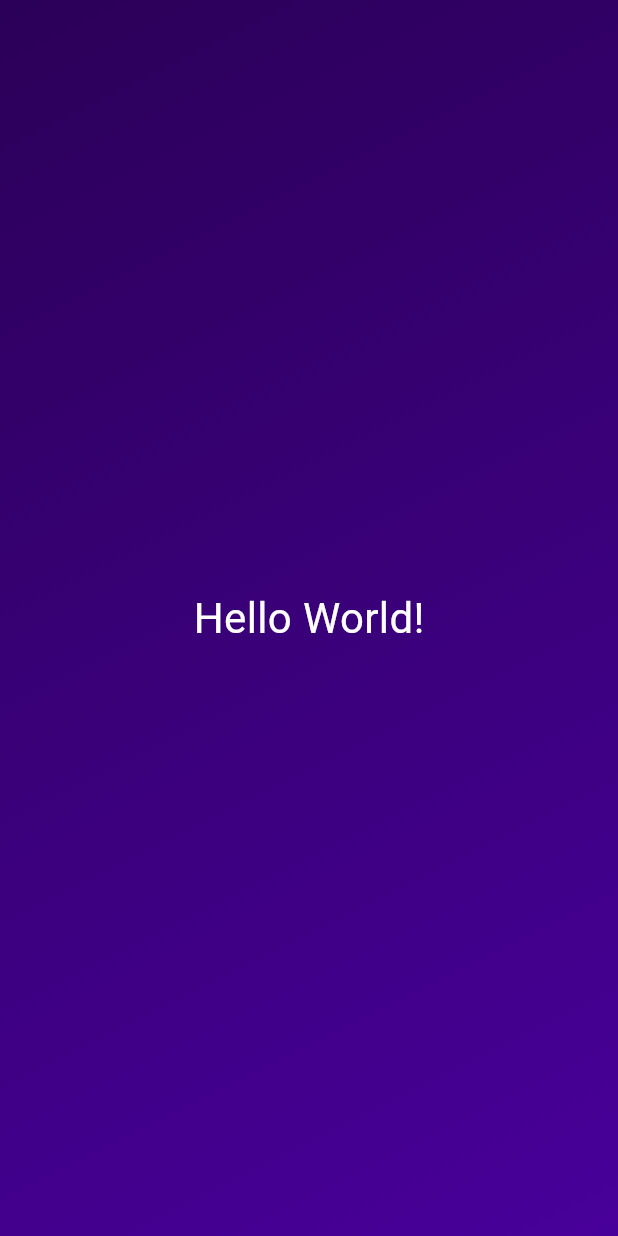
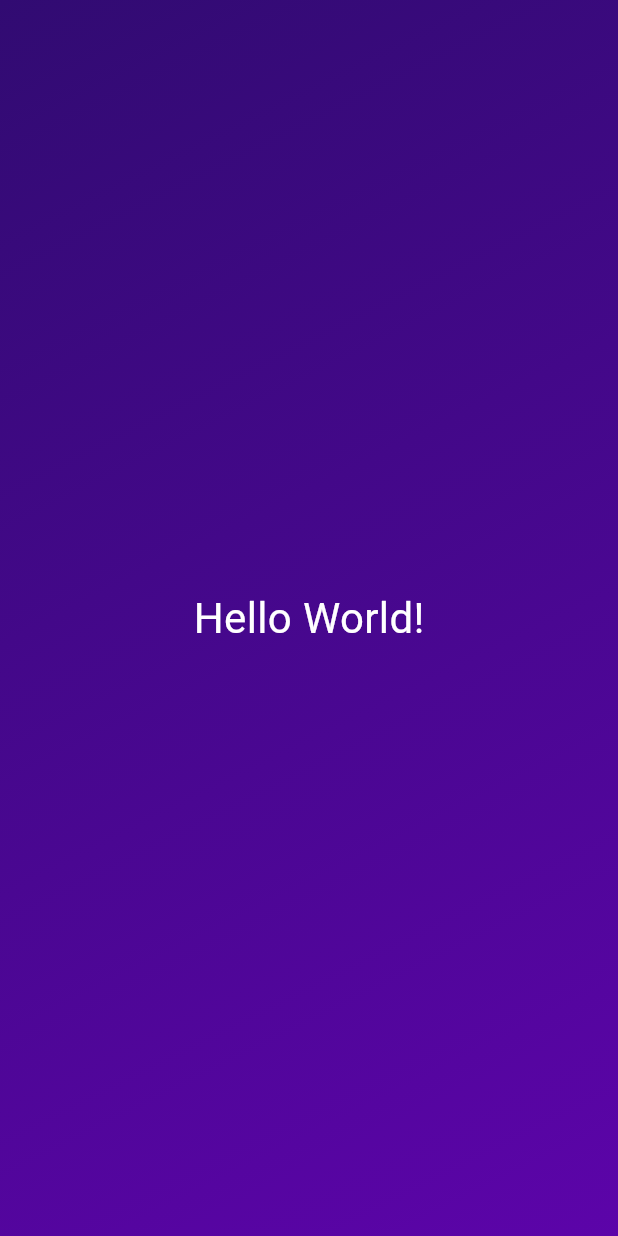
Before and after one commit to saikatcodec/Roll_Dice, a Flutter app: the screen it shows after launch, on a phone screen of 412 x 824 dp. Run offline on Flutter 3.47's test engine with Material 3 defaults, Android fonts, the phone set to English and light mode, and no system bars.

Commit message:
added constructor value

```diff
--- a/lib/gradient_container.dart
+++ b/lib/gradient_container.dart
@@ -3,17 +3,15 @@ import 'package:flutter/material.dart';
 import 'package:first_app/styled_text.dart';
 
 class GradientContainer extends StatelessWidget {
-  const GradientContainer({super.key});
+  final List<Color> colors;
+  const GradientContainer({super.key, required this.colors});
 
   @override
   Widget build(context) {
     return Container(
-      decoration: const BoxDecoration(
+      decoration: BoxDecoration(
         gradient: LinearGradient(
-          colors: [
-            Color.fromARGB(255, 43, 0, 88),
-            Color.fromARGB(255, 72, 0, 154),
-          ],
+          colors: colors,
           begin: Alignment.topLeft,
           end: Alignment.bottomRight,
         ),
--- a/lib/main.dart
+++ b/lib/main.dart
@@ -6,7 +6,12 @@ void main() {
   runApp(
     const MaterialApp(
       home: Scaffold(
-        body: GradientContainer(),
+        body: GradientContainer(
+          colors: [
+            Color.fromARGB(255, 49, 11, 114),
+            Color.fromARGB(255, 92, 4, 169),
+          ],
+        ),
       ),
     ),
   );
```
